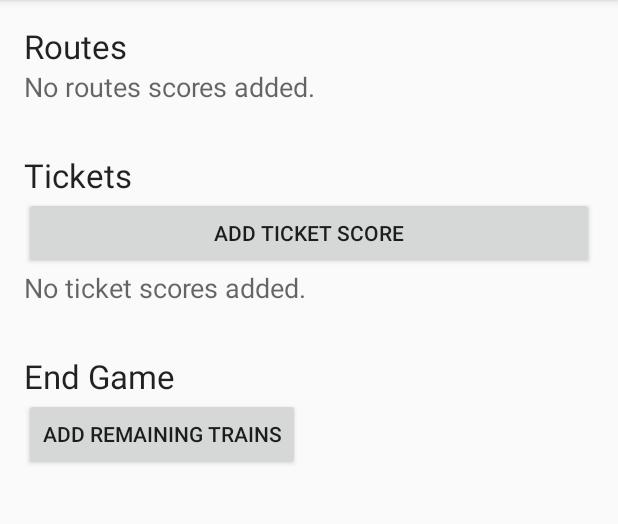
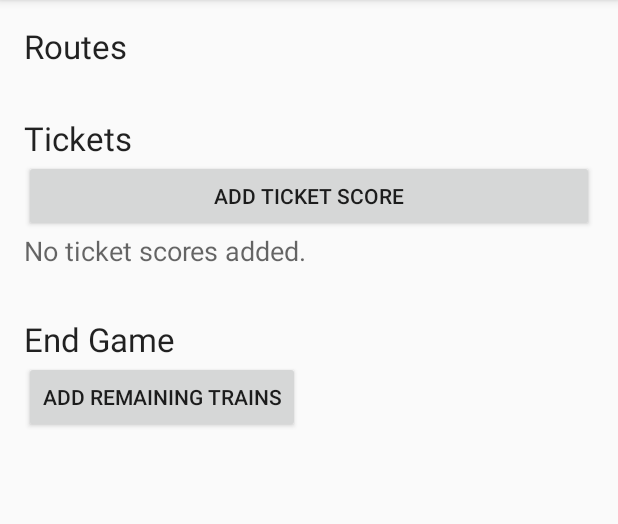
Before and after one commit to t3hmun/Ticket-to-Ride-Score, an Android app: the fragment PlayerScoreFragment shown on its own in the app's theme, on a phone screen of 412 x 824 dp, the part 84-608 px from its top. Run offline under Robolectric (Android 15) with nearby library versions, the phone set to English and light mode, and no system bars; 4 statements that could not run were skipped.

Commit message:
Removed unused text.

```diff
--- a/app/src/main/res/layout/fragment_main.xml
+++ b/app/src/main/res/layout/fragment_main.xml
@@ -20,7 +20,7 @@
             android:layout_width="match_parent"
             android:layout_height="wrap_content"
             android:layout_gravity="center"
-            android:text="@string/routes" />
+            android:text="@string/routes"/>
 
         <LinearLayout
             android:id="@+id/route_pane"
@@ -29,12 +29,6 @@
             android:layout_marginBottom="@dimen/activity_vertical_margin"
             android:orientation="vertical"
             android:paddingBottom="@dimen/activity_vertical_margin">
-
-            <TextView
-                style="@style/Base.TextAppearance.AppCompat.Medium"
-                android:layout_width="match_parent"
-                android:layout_height="wrap_content"
-                android:text="@string/route_none" />
         </LinearLayout>
 
         <TextView
```
Also changed, not shown: app/src/main/res/drawable/num_border.xml (deleted, +0 -7 lines).
